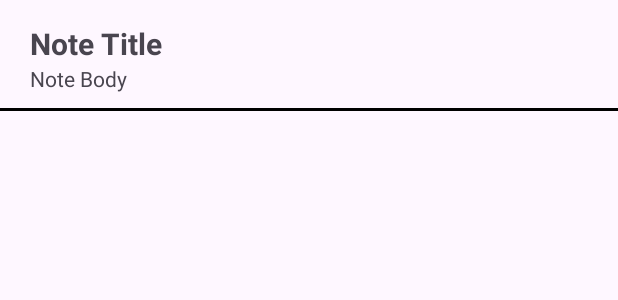
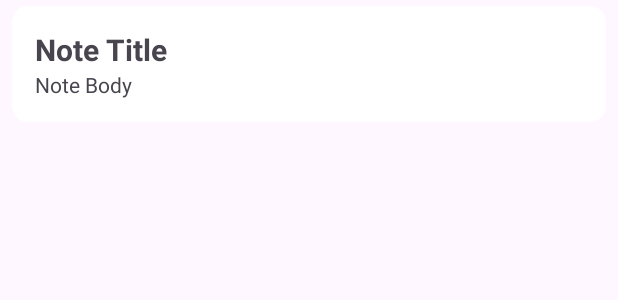
Before and after one commit to Rubendsp30/CM-Challenges, an Android app: the layout note_card.xml on its own in the app's theme, with its tools: preview values and no code run, on a phone screen of 412 x 824 dp. Shown: the top 300 px of the screen. Run offline under Robolectric (Android 15) with nearby library versions, the phone set to English and light mode, and no system bars.

Commit message:
Slightly better notes UI

```diff
--- a/Challenge2/app/src/main/java/com/example/challenge2/NotesAdapter.java
+++ b/Challenge2/app/src/main/java/com/example/challenge2/NotesAdapter.java
@@ -53,6 +53,11 @@ public class NotesAdapter extends FirestoreRecyclerAdapter<Note,NotesAdapter.Not
                 Toast.makeText(context, "NULL", Toast.LENGTH_SHORT).show();
             }
         });
+
+        holder.itemView.setOnLongClickListener((v)->{
+            Toast.makeText(context, "LONG", Toast.LENGTH_SHORT).show();
+            return true;
+        });
     }
 
     @NonNull
--- /dev/null
+++ b/Challenge2/app/src/main/res/drawable/rounded_corner.xml
@@ -0,0 +1,7 @@
+<?xml version="1.0" encoding="utf-8"?>
+<shape xmlns:android="http://schemas.android.com/apk/res/android"
+    android:shape="rectangle">
+    <corners android:radius="10dp"/>
+    <stroke android:width="1dp" />
+
+</shape>
--- a/Challenge2/app/src/main/res/layout/fragment_list_notes.xml
+++ b/Challenge2/app/src/main/res/layout/fragment_list_notes.xml
@@ -5,13 +5,15 @@
     android:layout_width="match_parent"
     android:layout_height="match_parent"
     android:orientation="vertical"
-    tools:context="ListNotesFragment">
+    tools:context="ListNotesFragment"
+    android:background="#6672ff"
+    >
 
     <androidx.appcompat.widget.Toolbar
         android:id="@+id/toolbarList"
         android:layout_width="match_parent"
         android:layout_height="wrap_content"
-        android:background="#6750a4"/>
+        android:background="#6e66ff"/>
 
     <androidx.recyclerview.widget.RecyclerView
         android:id="@+id/notesListRecycler"
--- a/Challenge2/app/src/main/res/layout/note_card.xml
+++ b/Challenge2/app/src/main/res/layout/note_card.xml
@@ -2,7 +2,12 @@
 <RelativeLayout xmlns:android="http://schemas.android.com/apk/res/android"
     android:layout_width="match_parent"
     android:layout_height="wrap_content"
-    android:layout_marginTop="5dp">
+    android:backgroundTint="@color/white"
+    android:background="@drawable/rounded_corner"
+    android:padding="15dp"
+    android:layout_marginVertical="4dp"
+    android:layout_marginHorizontal="8dp"
+    >
 
     <TextView
         android:id="@+id/noteTitleCard"
@@ -11,22 +16,13 @@
         android:text="Note Title"
         android:textSize="20dp"
         android:textStyle="bold"
-        android:layout_marginLeft="20dp"
-        android:layout_marginTop="10dp"/>
+/>
     <TextView
         android:id="@+id/noteBodyCard"
         android:layout_width="match_parent"
         android:layout_height="wrap_content"
         android:text="Note Body"
         android:maxLines="1"
-        android:layout_below="@+id/noteTitleCard"
-        android:layout_marginLeft="20dp" />
+        android:layout_below="@+id/noteTitleCard" />
 
-    <LinearLayout
-        android:layout_width="match_parent"
-        android:layout_height="2dp"
-        android:background="@color/black"
-        android:layout_below="@+id/noteBodyCard"
-        android:layout_marginTop="10dp"
-        />
 </RelativeLayout>
--- a/Challenge2/app/src/main/res/values-night/themes.xml
+++ b/Challenge2/app/src/main/res/values-night/themes.xml
@@ -3,5 +3,6 @@
     <style name="Base.Theme.Challenge2" parent="Theme.Material3.DayNight.NoActionBar">
         <!-- Customize your dark theme here. -->
         <!-- <item name="colorPrimary">@color/my_dark_primary</item> -->
+        <item name="colorPrimary">#6672ff</item>
     </style>
 </resources>
--- a/Challenge2/app/src/main/res/values/themes.xml
+++ b/Challenge2/app/src/main/res/values/themes.xml
@@ -3,6 +3,7 @@
     <style name="Base.Theme.Challenge2" parent="Theme.Material3.DayNight.NoActionBar">
         <!-- Customize your light theme here. -->
         <!-- <item name="colorPrimary">@color/my_light_primary</item> -->
+        <item name="colorPrimary">#6672ff</item>
     </style>
 
     <style name="Theme.Challenge2" parent="Base.Theme.Challenge2" />
```
Also changed, not shown: Challenge2/app/src/main/res/layout/fragment_edit_note.xml (+8 -3 lines).
